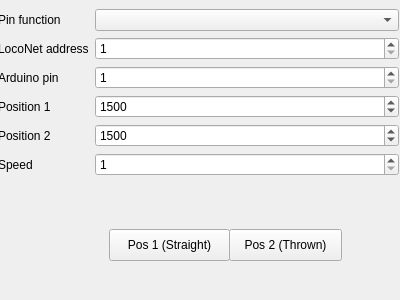
First picture: the form in decoders/mp10001/pinconfform.ui, repository dirkjankrijnders/universal_decoder, before the edit.
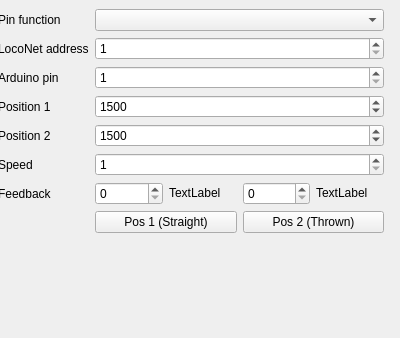
Second picture: the form after the edit. The open tabs and pages were chosen to show the change.

Commit message: dec10001 now has a fairly functional GUI

Patch:
```diff
--- a/decoders/mp10001/pinconfform.ui
+++ b/decoders/mp10001/pinconfform.ui
@@ -7,7 +7,7 @@
     <x>0</x>
     <y>0</y>
     <width>400</width>
-    <height>300</height>
+    <height>338</height>
    </rect>
   </property>
   <property name="sizePolicy">
@@ -37,8 +37,8 @@
       <rect>
        <x>-1</x>
        <y>10</y>
-       <width>401</width>
-       <height>222</height>
+       <width>386</width>
+       <height>321</height>
       </rect>
      </property>
      <layout class="QFormLayout" name="formLayout">
@@ -65,7 +65,7 @@
          <number>1</number>
         </property>
         <property name="maximum">
-         <number>2048</number>
+         <number>4096</number>
         </property>
        </widget>
       </item>
@@ -146,34 +146,66 @@
         </property>
        </widget>
       </item>
+      <item row="8" column="0">
+       <widget class="QLabel" name="label_13">
+        <property name="text">
+         <string>Feedback</string>
+        </property>
+       </widget>
+      </item>
+      <item row="8" column="1">
+       <layout class="QHBoxLayout" name="horizontalLayout">
+        <item>
+         <widget class="QSpinBox" name="feedback_1_spinBox"/>
+        </item>
+        <item>
+         <widget class="QLabel" name="feedback_1_label">
+          <property name="text">
+           <string>TextLabel</string>
+          </property>
+          <property name="textFormat">
+           <enum>Qt::RichText</enum>
+          </property>
+         </widget>
+        </item>
+        <item>
+         <widget class="QSpinBox" name="feedback_2_spinBox"/>
+        </item>
+        <item>
+         <widget class="QLabel" name="feedback_2_label">
+          <property name="text">
+           <string>TextLabel</string>
+          </property>
+          <property name="textFormat">
+           <enum>Qt::RichText</enum>
+          </property>
+         </widget>
+        </item>
+       </layout>
+      </item>
+      <item row="9" column="1">
+       <layout class="QHBoxLayout" name="horizontalLayout_2">
+        <property name="sizeConstraint">
+         <enum>QLayout::SetMinimumSize</enum>
+        </property>
+        <item>
+         <widget class="QPushButton" name="pos1Button">
+          <property name="text">
+           <string>Pos 1 (Straight)</string>
+          </property>
+         </widget>
+        </item>
+        <item>
+         <widget class="QPushButton" name="pos2Button">
+          <property name="text">
+           <string>Pos 2 (Thrown)</string>
+          </property>
+         </widget>
+        </item>
+       </layout>
+      </item>
      </layout>
     </widget>
-    <widget class="QPushButton" name="pos1Button">
-     <property name="geometry">
-      <rect>
-       <x>110</x>
-       <y>230</y>
-       <width>121</width>
-       <height>32</height>
-      </rect>
-     </property>
-     <property name="text">
-      <string>Pos 1 (Straight)</string>
-     </property>
-    </widget>
-    <widget class="QPushButton" name="pos2Button">
-     <property name="geometry">
-      <rect>
-       <x>230</x>
-       <y>230</y>
-       <width>113</width>
-       <height>32</height>
-      </rect>
-     </property>
-     <property name="text">
-      <string>Pos 2 (Thrown)</string>
-     </property>
-    </widget>
    </widget>
    <widget class="QWidget" name="page_2">
     <widget class="QWidget" name="formLayoutWidget_2">
```
Left out of the diff: 47 changed lines with no effect on the pictures. The commit also changes 2 other files.
